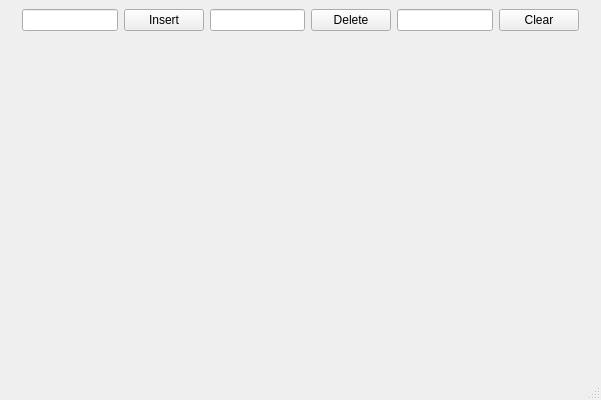
Qt form AVLTree/mainwindow.ui (Pimed23/AED) before a commit.
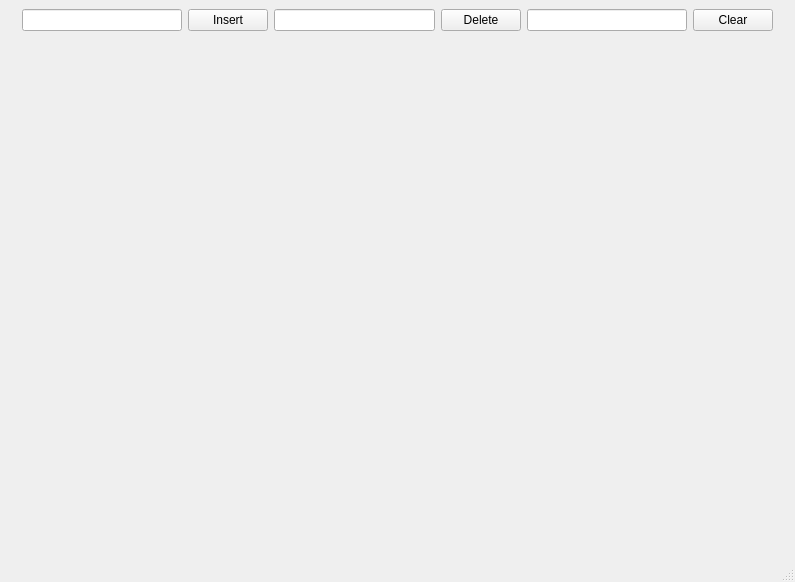
The same form after that commit. Icons and pictures are not drawn.

What changed in the file:
```diff
--- a/AVLTree/mainwindow.ui
+++ b/AVLTree/mainwindow.ui
@@ -6,8 +6,8 @@
    <rect>
     <x>0</x>
     <y>0</y>
-    <width>601</width>
-    <height>400</height>
+    <width>795</width>
+    <height>582</height>
    </rect>
   </property>
   <property name="sizePolicy">
@@ -102,7 +102,7 @@
       <item>
        <widget class="QLabel" name="label_6">
         <property name="text">
-         <string>  </string>
+         <string/>
         </property>
        </widget>
       </item>
@@ -120,7 +120,7 @@
       <item>
        <widget class="QLabel" name="label_3">
         <property name="text">
-         <string>  </string>
+         <string/>
         </property>
        </widget>
       </item>
@@ -214,7 +214,7 @@
       <item>
        <widget class="QLabel" name="label_4">
         <property name="text">
-         <string>  </string>
+         <string/>
         </property>
        </widget>
       </item>
```
Left out of the diff: 16 changed lines with no effect on the pictures.
